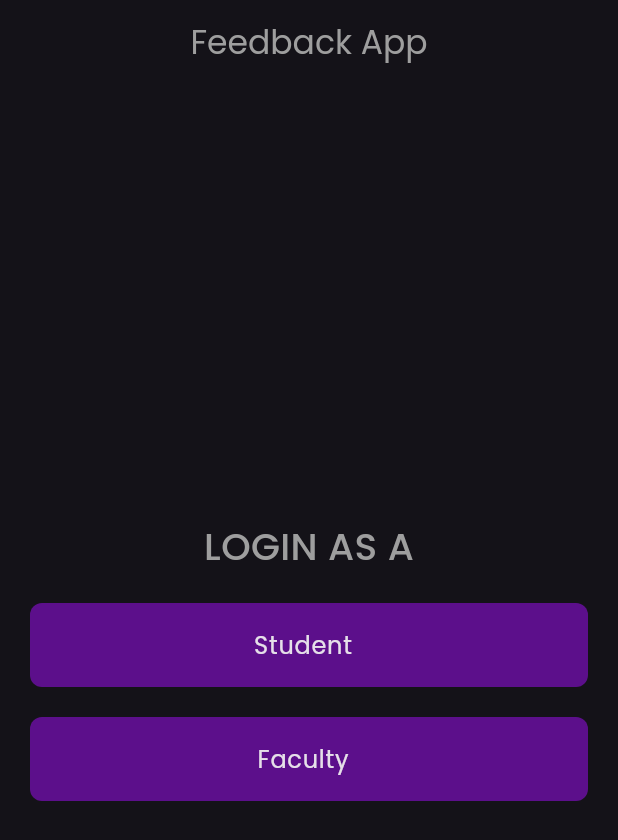
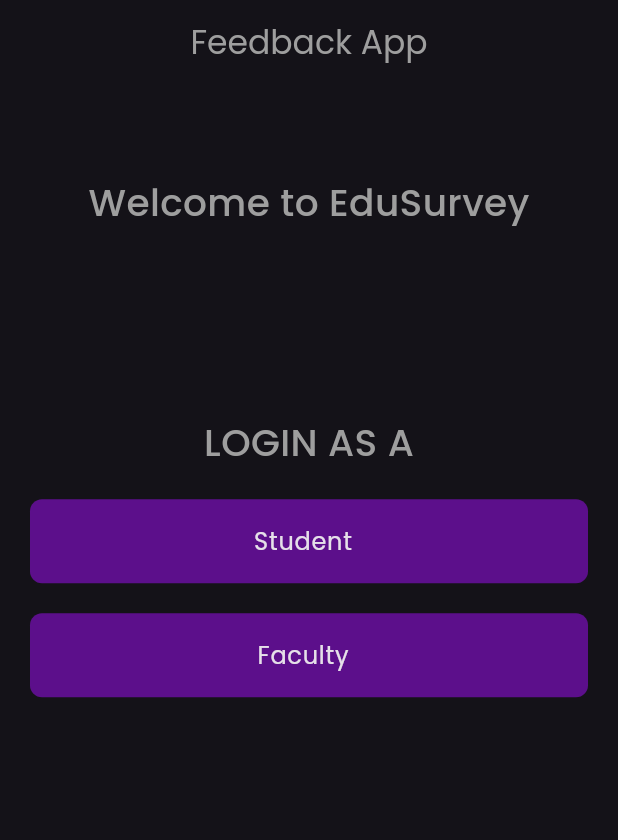
Before and after one commit to AayushPaigwar/Edu-Survey, a Flutter app: the screen it shows after launch, on a phone screen of 412 x 824 dp. Shown: the top 840 px of the screen. Run offline on Flutter 3.47's test engine with Material 3 defaults, Android fonts, the phone set to English and light mode, and no system bars; our stand-ins replace flutter_dotenv, flutter_riverpod, google_fonts, supabase_flutter; accounts and stored records are empty.

Commit message:
chore: Update app title and icons for EduSurvey

```diff
--- a/lib/main.dart
+++ b/lib/main.dart
@@ -42,7 +42,7 @@ class MyApp extends StatelessWidget {
   @override
   Widget build(BuildContext context) {
     return MaterialApp(
-      title: 'Student Feedback',
+      title: 'EduSurvey',
       debugShowCheckedModeBanner: false,
       routes: {
         '/': (context) => const SignInScreen(),
--- a/lib/screens/signin/signin_screen.dart
+++ b/lib/screens/signin/signin_screen.dart
@@ -18,10 +18,30 @@ class SignInScreen extends StatelessWidget {
       body: Padding(
         padding: const EdgeInsets.all(20.0),
         child: Column(
-          mainAxisAlignment: MainAxisAlignment.center,
+          mainAxisAlignment: MainAxisAlignment.start,
           crossAxisAlignment: CrossAxisAlignment.center,
           children: [
-            //feedback icon
+            // icon
+            // ClipRRect(
+            //   borderRadius: BorderRadius.circular(20.0),
+            //   child: Image.asset(
+            //     'assets/images/edusurvey.png',
+            //     height: 100,
+            //     width: 100,
+            //   ),
+            // ),
+
+            //welcome text
+            buildHeight(MediaQuery.of(context).size.height * 0.05),
+            Text(
+              "Welcome to EduSurvey",
+              style: GoogleFonts.poppins(
+                  fontSize: 25.0,
+                  color: Colors.grey,
+                  fontWeight: FontWeight.w500),
+            ),
+
+            buildHeight(MediaQuery.of(context).size.height * 0.15),
 
             Text(
               "LOGIN AS A",
```
Also changed, not shown: pubspec.yaml (+8 -0 lines), assets/images/edusurvey.png (added), pubspec.lock, 28 other files.
